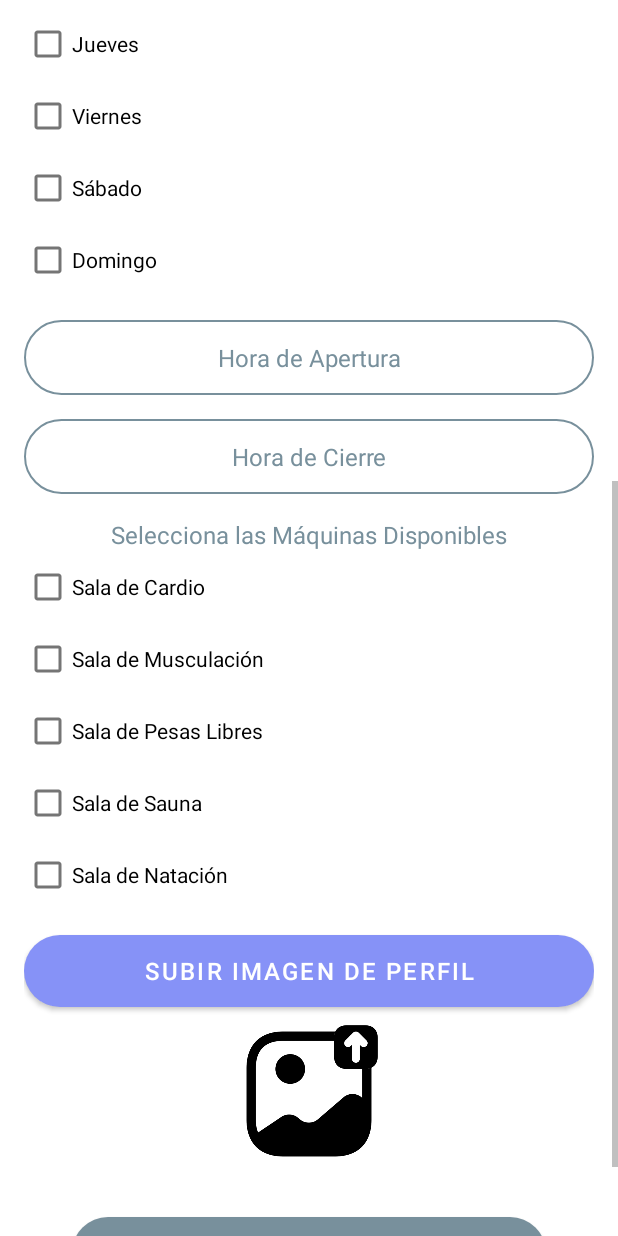
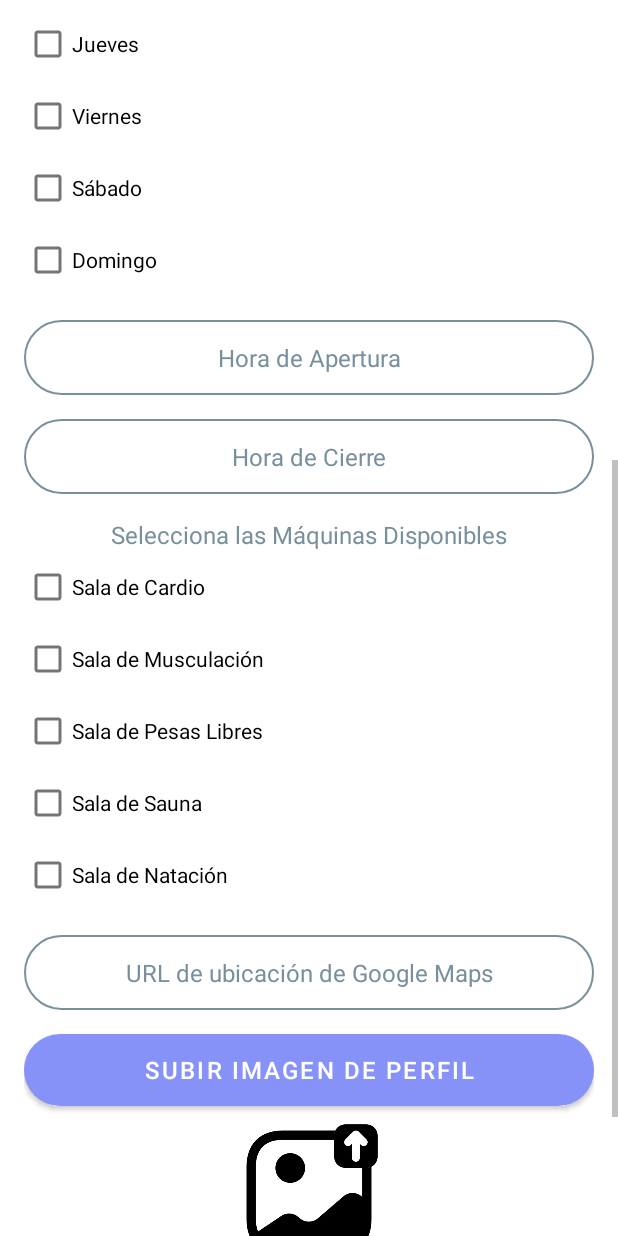
Before and after one commit to FlushaM/GymIOT, an Android app: the RegisterGymActivity screen opened directly, with no data from a screen before it, scrolled down 576 dp, on a phone screen of 412 x 824 dp. Run offline under Robolectric (Android 15) with nearby library versions, the phone set to English and light mode, and no system bars; our stand-ins replace Firebase (no records; nobody signed in at launch, a user with empty details on screens opened directly).

Commit message:
afinado register

```diff
--- a/app/src/main/res/layout/activity_register_gym.xml
+++ b/app/src/main/res/layout/activity_register_gym.xml
@@ -184,6 +184,8 @@
                 android:textColor="@color/blue_gray"
                 android:textSize="16sp" />
 
+
+
             <LinearLayout
                 android:layout_width="match_parent"
                 android:layout_height="wrap_content"
@@ -219,6 +221,17 @@
                     android:layout_height="wrap_content"
                     android:text="Sala de Natación" />
             </LinearLayout>
+            <EditText
+                android:id="@+id/locationUrlEdt"
+                android:layout_width="match_parent"
+                android:layout_height="50dp"
+                android:layout_marginTop="16dp"
+                android:background="@drawable/edittext_fondo"
+                android:hint="URL de ubicación de Google Maps"
+                android:inputType="textUri"
+                android:textAlignment="center"
+                android:textColorHint="@color/blue_gray"
+                android:textSize="16sp" />
 
             <!-- Subir Imagen de Perfil -->
             <Button
```
Also changed, not shown: app/src/main/java/com/example/gymiot/Activity/RegisterGymActivity.java (+20 -19 lines).
